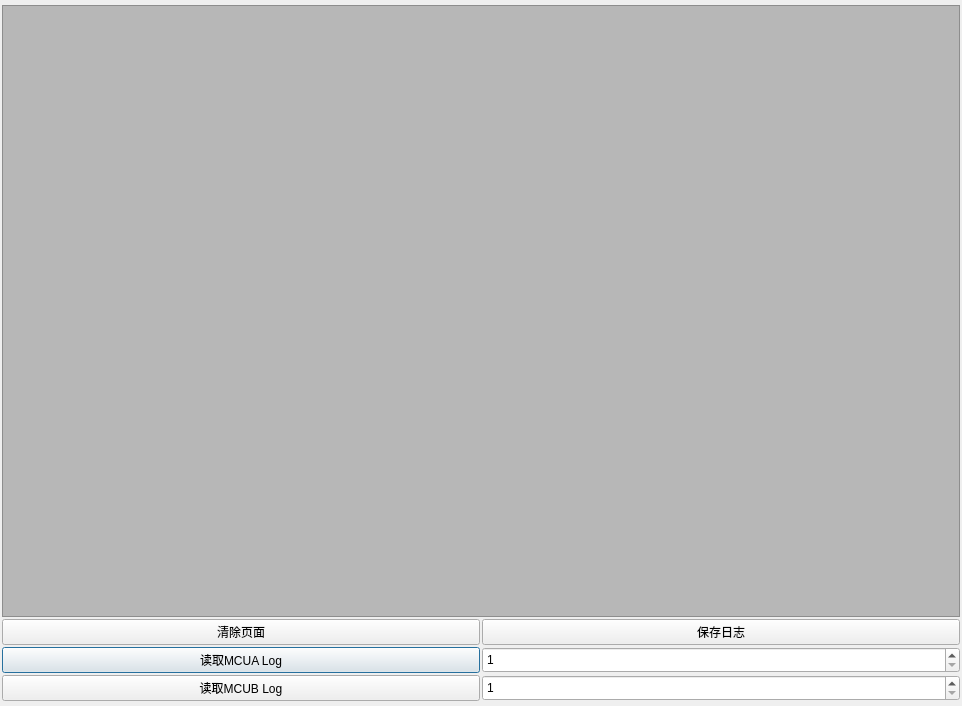
Qt form log_dialog.ui (su0814/qt_spc100) before a commit.
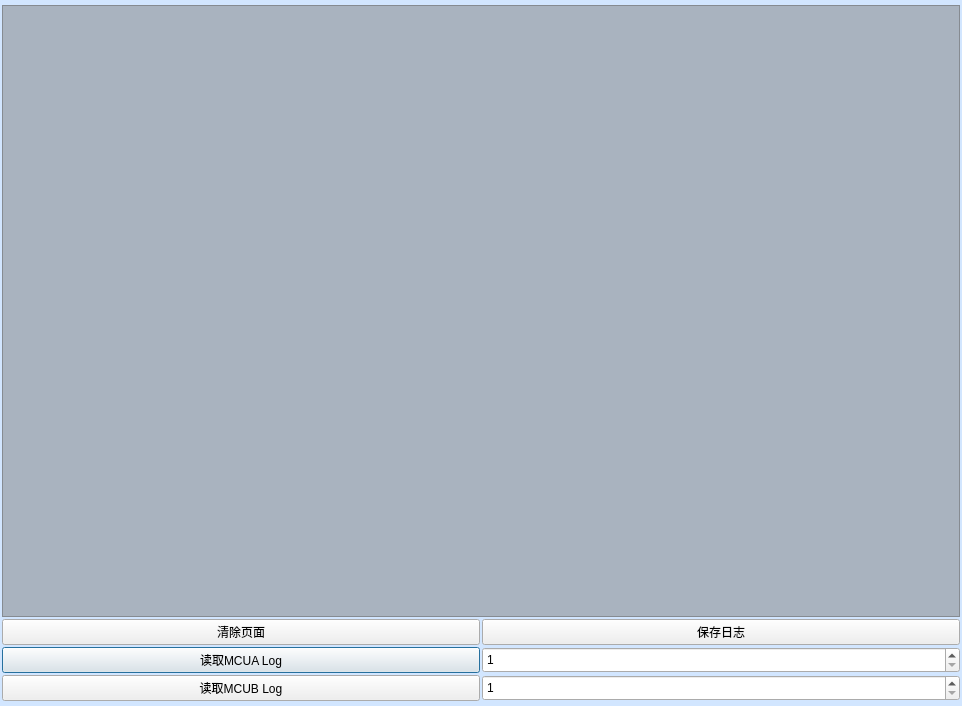
The same form after that commit.

What changed in the file:
```diff
--- a/log_dialog.ui
+++ b/log_dialog.ui
@@ -13,6 +13,9 @@
   <property name="windowTitle">
    <string>日志</string>
   </property>
+  <property name="styleSheet">
+   <string notr="true">QDialog { background-color: rgb(210,230,255); }</string>
+  </property>
   <layout class="QGridLayout" name="gridLayout">
    <property name="leftMargin">
     <number>2</number>
```
